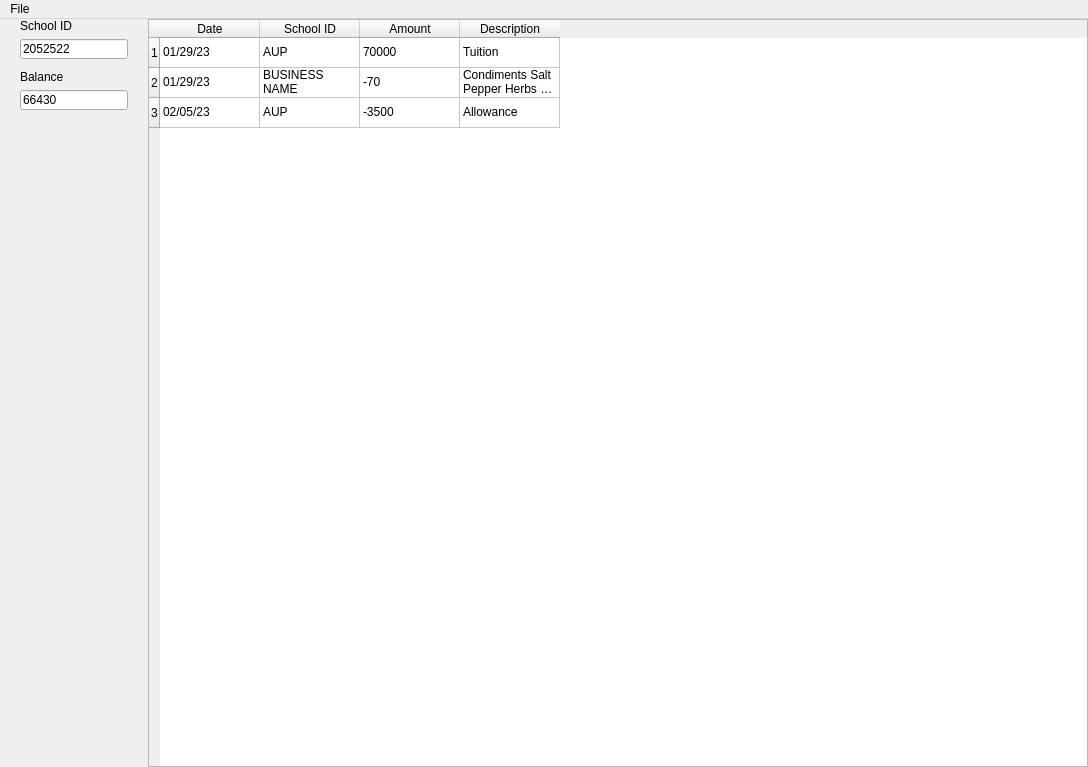
The window that src/windows/ui/ProjectMainWindow.ui (1icolo/AUPay) describes before a commit, drawn with Qt 5.
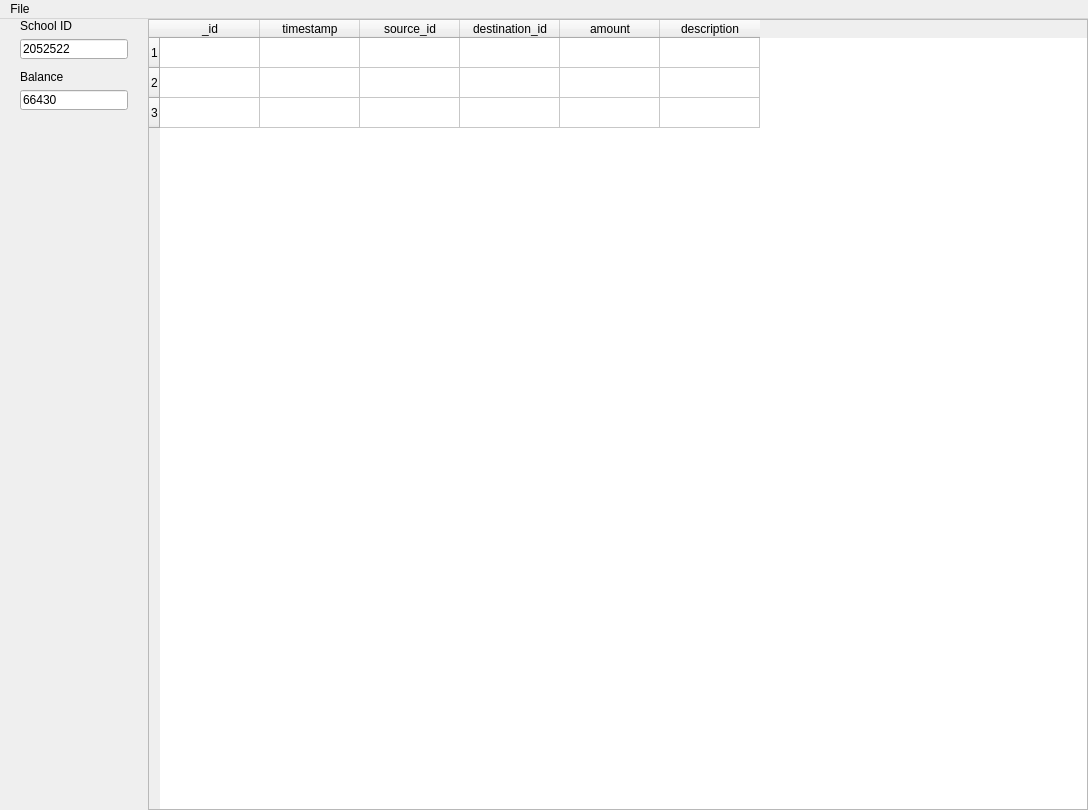
The same window after the commit. The open tabs and pages were chosen to show the change. Icons and pictures are not drawn.

Commit message: load tables

Patch:
```diff
--- a/src/windows/ui/ProjectMainWindow.ui
+++ b/src/windows/ui/ProjectMainWindow.ui
@@ -7,7 +7,7 @@
     <x>0</x>
     <y>0</y>
     <width>1088</width>
-    <height>767</height>
+    <height>810</height>
    </rect>
   </property>
   <property name="minimumSize">
@@ -232,123 +232,6 @@
         <property name="spacing">
          <number>0</number>
         </property>
-        <item row="0" column="1">
-         <widget class="QTableWidget" name="tableWidget">
-          <property name="enabled">
-           <bool>true</bool>
-          </property>
-          <property name="minimumSize">
-           <size>
-            <width>420</width>
-            <height>0</height>
-           </size>
-          </property>
-          <property name="layoutDirection">
-           <enum>Qt::LeftToRight</enum>
-          </property>
-          <property name="frameShadow">
-           <enum>QFrame::Plain</enum>
-          </property>
-          <property name="editTriggers">
-           <set>QAbstractItemView::NoEditTriggers</set>
-          </property>
-          <row>
-           <property name="text">
-            <string>1</string>
-           </property>
-          </row>
-          <row>
-           <property name="text">
-            <string>2</string>
-           </property>
-          </row>
-          <row>
-           <property name="text">
-            <string>3</string>
-           </property>
-          </row>
-          <column>
-           <property name="text">
-            <string>Date</string>
-           </property>
-          </column>
-          <column>
-           <property name="text">
-            <string>School ID</string>
-           </property>
-          </column>
-          <column>
-           <property name="text">
-            <string>Amount</string>
-           </property>
-          </column>
-          <column>
-           <property name="text">
-            <string>Description</string>
-           </property>
-          </column>
-          <item row="0" column="0">
-           <property name="text">
-            <string>01/29/23</string>
-           </property>
-          </item>
-          <item row="0" column="1">
-           <property name="text">
-            <string>AUP</string>
-           </property>
-          </item>
-          <item row="0" column="2">
-           <property name="text">
-            <string>70000</string>
-           </property>
-          </item>
-          <item row="0" column="3">
-           <property name="text">
-            <string>Tuition</string>
-           </property>
-          </item>
-          <item row="1" column="0">
-           <property name="text">
-            <string>01/29/23</string>
-           </property>
-          </item>
-          <item row="1" column="1">
-           <property name="text">
-            <string>BUSINESS NAME</string>
-           </property>
-          </item>
-          <item row="1" column="2">
-           <property name="text">
-            <string>-70</string>
-           </property>
-          </item>
-          <item row="1" column="3">
-           <property name="text">
-            <string>Condiments Salt Pepper Herbs &amp; Spices Basil Oregano Coriander Cumin Stock cubes Honey Vinegar Sugar</string>
-           </property>
-          </item>
-          <item row="2" column="0">
-           <property name="text">
-            <string>02/05/23</string>
-           </property>
-          </item>
-          <item row="2" column="1">
-           <property name="text">
-            <string>AUP</string>
-           </property>
-          </item>
-          <item row="2" column="2">
-           <property name="text">
-            <string>-3500</string>
-           </property>
-          </item>
-          <item row="2" column="3">
-           <property name="text">
-            <string>Allowance</string>
-           </property>
-          </item>
-         </widget>
-        </item>
         <item row="0" column="0">
          <layout class="QVBoxLayout" name="verticalLayout_2">
           <property name="spacing">
@@ -491,6 +374,133 @@
           </item>
          </layout>
         </item>
+        <item row="0" column="1">
+         <widget class="QTableWidget" name="userTable_Window">
+          <property name="enabled">
+           <bool>true</bool>
+          </property>
+          <property name="minimumSize">
+           <size>
+            <width>420</width>
+            <height>0</height>
+           </size>
+          </property>
+          <property name="layoutDirection">
+           <enum>Qt::LeftToRight</enum>
+          </property>
+          <property name="frameShadow">
+           <enum>QFrame::Plain</enum>
+          </property>
+          <property name="editTriggers">
+           <set>QAbstractItemView::NoEditTriggers</set>
+          </property>
+          <row>
+           <property name="text">
+            <string>1</string>
+           </property>
+          </row>
+          <row>
+           <property name="text">
+            <string>2</string>
+           </property>
+          </row>
+          <row>
+           <property name="text">
+            <string>3</string>
+           </property>
+          </row>
+          <column>
+           <property name="text">
+            <string>_id</string>
+           </property>
+          </column>
+          <column>
+           <property name="text">
+            <string>timestamp</string>
+           </property>
+          </column>
+          <column>
+           <property name="text">
+            <string>source_id</string>
+           </property>
+          </column>
+          <column>
+           <property name="text">
+            <string>destination_id</string>
+           </property>
+          </column>
+          <column>
+           <property name="text">
+            <string>amount</string>
+           </property>
+          </column>
+          <column>
+           <property name="text">
+            <string>description</string>
+           </property>
+          </column>
+          <item row="0" column="0">
+           <property name="text">
+            <string/>
+           </property>
+          </item>
+          <item row="0" column="3">
+           <property name="text">
+            <string/>
+           </property>
+          </item>
+          <item row="0" column="4">
+           <property name="text">
+            <string/>
+           </property>
+          </item>
+          <item row="0" column="5">
+           <property name="text">
+            <string/>
+           </property>
+          </item>
+          <item row="1" column="0">
+           <property name="text">
+            <string/>
+           </property>
+          </item>
+          <item row="1" column="3">
+           <property name="text">
+            <string/>
+           </property>
+          </item>
+          <item row="1" column="4">
+           <property name="text">
+            <string/>
+           </property>
+          </item>
+          <item row="1" column="5">
+           <property name="text">
+            <string/>
+           </property>
+          </item>
+          <item row="2" column="0">
+           <property name="text">
+            <string/>
+           </property>
+          </item>
+          <item row="2" column="3">
+           <property name="text">
+            <string/>
+           </property>
+          </item>
+          <item row="2" column="4">
+           <property name="text">
+            <string/>
+           </property>
+          </item>
+          <item row="2" column="5">
+           <property name="text">
+            <string/>
+           </property>
+          </item>
+         </widget>
+        </item>
        </layout>
       </widget>
       <widget class="QWidget" name="pageBusiness">
```
Left out of the diff: 78 changed lines with no effect on the pictures. The commit also changes 6 other files.
